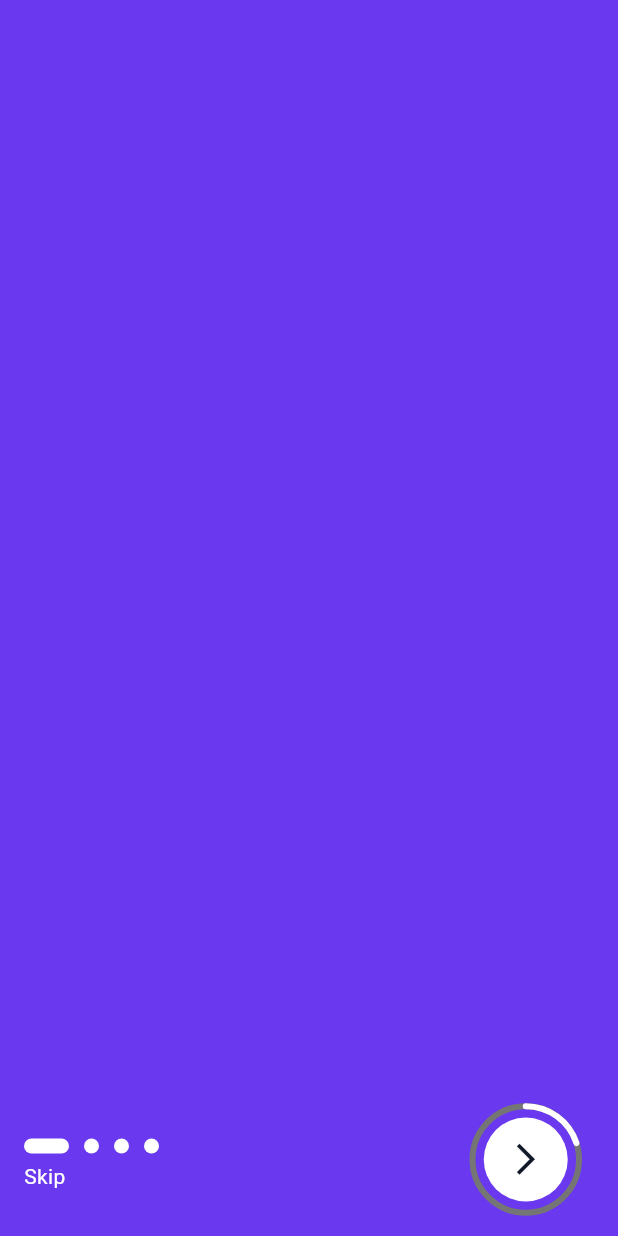
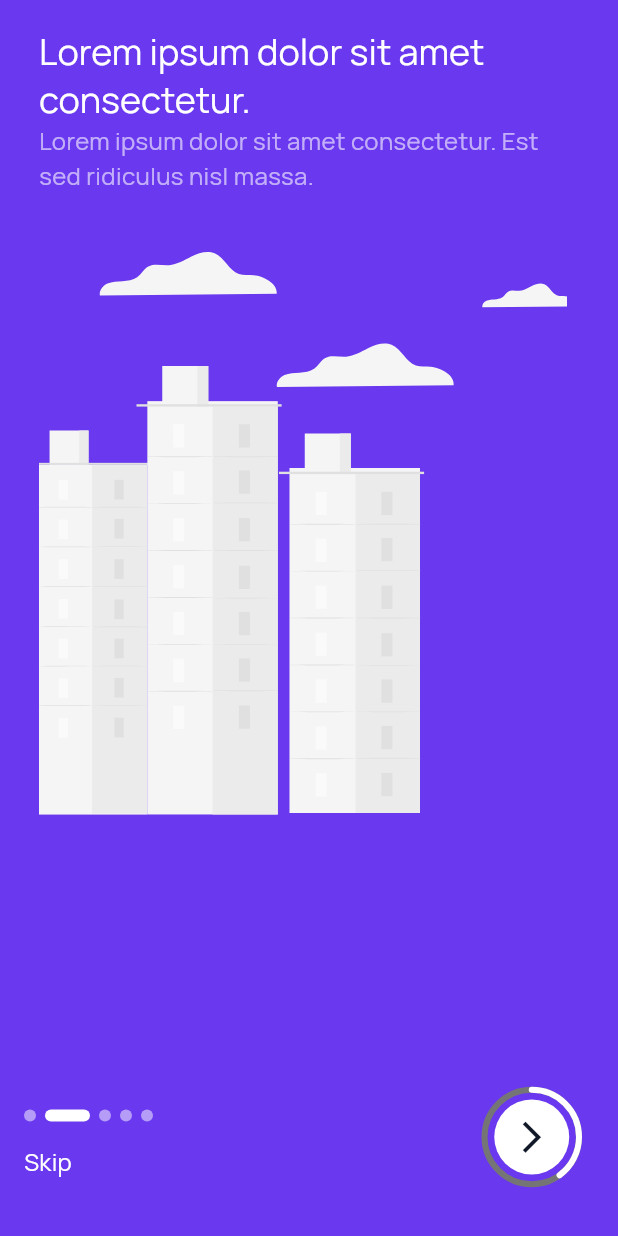
Before and after one commit to Guest-Home/GuestHome-mobile-app, a Flutter app: the screen it shows after launch, after a tap on the "arrow forward ios" icon, on a phone screen of 412 x 824 dp. Run offline on Flutter 3.47's test engine with Material 3 defaults, Android fonts, the phone set to English and light mode, and no system bars; our stand-ins replace bloc, equatable, flutter_bloc, flutter_svg, go_router.

Commit message:
onboarding screen

```diff
--- /dev/null
+++ b/lib/features/onbording/presentation/bloc/on_bording_bloc.dart
@@ -0,0 +1,18 @@
+import 'package:bloc/bloc.dart';
+import 'package:equatable/equatable.dart';
+
+part 'on_bording_event.dart';
+part 'on_bording_state.dart';
+
+class OnBordingBloc extends Bloc<OnBordingEvent, OnBordingState> {
+  OnBordingBloc() : super(OnBordingState()) {
+    on<onbordingChangeEvent>((event, emit){
+      if(state.progress==1.0){
+        emit(state.copyWith(progress: 0.2,index: 0));
+      }else{
+        emit(state.copyWith(index: event.index,progress:state.progress+0.2));
+      }
+    }
+    );
+  }
+}
--- /dev/null
+++ b/lib/features/onbording/presentation/bloc/on_bording_event.dart
@@ -0,0 +1,16 @@
+part of 'on_bording_bloc.dart';
+
+sealed class OnBordingEvent extends Equatable {
+  const OnBordingEvent();
+}
+
+
+class onbordingChangeEvent extends OnBordingEvent{
+  int index;
+  onbordingChangeEvent({required this.index});
+
+
+
+  @override
+  List<Object?> get props =>[];
+}
--- /dev/null
+++ b/lib/features/onbording/presentation/bloc/on_bording_state.dart
@@ -0,0 +1,20 @@
+part of 'on_bording_bloc.dart';
+
+ class OnBordingState extends Equatable {
+  OnBordingState({this.index=0,this.progress=0.2});
+
+  int index;
+  double progress;
+  List<String> language=["English","አማርኛ","Afan Oromo"];
+
+  OnBordingState copyWith({int? index,double? progress}){
+    return OnBordingState(
+        index:index??this.index,
+        progress: progress??this.progress,
+    );
+  }
+
+  @override
+  List<Object> get props => [index,progress];
+
+}
--- a/lib/features/onbording/presentation/cubit/onbording_cubit.dart
+++ /dev/null
@@ -1,8 +0,0 @@
-import 'package:bloc/bloc.dart';
-import 'package:equatable/equatable.dart';
-
-part 'onbording_state.dart';
-
-class OnbordingCubit extends Cubit<OnbordingState> {
-  OnbordingCubit() : super(OnbordingInitial());
-}
--- a/lib/features/onbording/presentation/cubit/onbording_state.dart
+++ /dev/null
@@ -1,10 +0,0 @@
-part of 'onbording_cubit.dart';
-
-abstract class OnbordingState extends Equatable {
-  const OnbordingState();
-
-  @override
-  List<Object> get props => [];
-}
-
-class OnbordingInitial extends OnbordingState {}
--- a/lib/features/onbording/presentation/pages/onbording.dart
+++ b/lib/features/onbording/presentation/pages/onbording.dart
@@ -1,8 +1,10 @@
-
 import 'package:flutter/material.dart';
+import 'package:flutter_svg/svg.dart';
 import 'package:minapp/config/color/color.dart';
-
+import 'package:minapp/features/onbording/presentation/bloc/on_bording_bloc.dart';
+import '../widgets/onbord_screen.dart';
 import '../widgets/progress_painter.dart';
+import 'package:flutter_bloc/flutter_bloc.dart';
 
 class OnBording extends StatefulWidget {
   const OnBording({super.key});
@@ -11,45 +13,133 @@ class OnBording extends StatefulWidget {
   State<OnBording> createState() => _OnBordingState();
 }
 
-class _OnBordingState extends State<OnBording> with SingleTickerProviderStateMixin {
-  double _progress = 0.0;
-
-  void _incrementProgress() {
-    setState(() {
-      _progress += 0.2;
-      if (_progress > 1.0) _progress = 0.0; // Reset progress after completion
-    });
-  }
-
+class _OnBordingState extends State<OnBording>
+    with SingleTickerProviderStateMixin {
   @override
   Widget build(BuildContext context) {
     return Scaffold(
       backgroundColor: ColorConstant.primaryColor,
-      body: Padding(
+      body: BlocProvider(
+        create: (context) => OnBordingBloc(),
+        child: SafeArea(
+            child: Padding(
           padding: const EdgeInsets.only(bottom: 15),
           child: Column(
-          mainAxisAlignment:MainAxisAlignment.start,
+            mainAxisAlignment: MainAxisAlignment.start,
             children: [
-            Expanded(child: PageView()),
-            ListTile(
-              title:Row(children:List.generate(4,(index) => Container(
-                width:index==0?30:10,
-                height: 10,
-                margin: EdgeInsets.only(right: 10),
-                decoration: BoxDecoration(color: Colors.white,borderRadius: BorderRadius.circular(10)),
-              ),),),
-              subtitle: Text("Skip",style: TextStyle(color: Colors.white)),
+              Expanded(
+                child: BlocBuilder<OnBordingBloc, OnBordingState>(
+                  buildWhen: (previous, current) =>
+                      previous.index != current.index,
+                  builder: (context, state) {
+                    return IndexedStack(
+                      index: state.index,
+                      sizing: StackFit.expand,
+                      children: [
+                        SizedBox(
+                          width: MediaQuery.of(context).size.width,
+                          child: Column(
+                            spacing: 40,
+                            mainAxisAlignment: MainAxisAlignment.center,
+                            children: [
+                              Row(
+                                spacing: 10,
+                                mainAxisAlignment: MainAxisAlignment.center,
+                                children: [
+                                  SvgPicture.asset(
+                                    "assets/icons/language.svg",
+                                    semanticsLabel: 'language',
+                                    width: 20,
+                                    height:20,
+                                  ),
+                                  Text(
+                                    "Select Language",
+                                    style: TextStyle(fontSize: 20,color: Colors.white),
+                                  ),
+                                ],
+                              ),
+                              Column(
+                                 spacing: 10,
+                                   children:List.generate(3,(index) =>
+                                        ChoiceChip(label:Text(state.language[index]),
+                                                                            elevation: 0,
+                                                                            backgroundColor: ColorConstant.primaryColor,
+                                                                            side: BorderSide(color: Colors.white),
+                                                                            checkmarkColor: Colors.white,
+                                                                            labelStyle: TextStyle(color: Colors.white),
+                                                                            selectedColor: ColorConstant.primaryColor,
+                                                                            disabledColor: ColorConstant.primaryColor,
+                                                                            labelPadding: const EdgeInsets.symmetric(horizontal:25, vertical: 8.0),
+                                                                            selected:index.isEven? true:false),
+                                       )),
+                            ],
+                          ),
+                        ),
+                        OnbordScreen(
+                          title:"Lorem ipsum dolor sit amet consectetur.",
+                          subtitle: "Lorem ipsum dolor sit amet consectetur. Est sed ridiculus nisl massa.",
+                          image:"assets/icons/onbord-image-1.svg",
+                        ),
+                        OnbordScreen(
+                          title:"Lorem ipsum dolor sit amet consectetur.",
+                          subtitle: "Lorem ipsum dolor sit amet consectetur. Est sed ridiculus nisl massa.",
+                          image:"assets/icons/onbord-image-1.svg",
+                        ),
+                        OnbordScreen(
+                          title:"Lorem ipsum dolor sit amet consectetur.",
+                          subtitle: "Lorem ipsum dolor sit amet consectetur. Est sed ridiculus nisl massa.",
+                          image:"assets/icons/onbord-image-1.svg",
+                        ),
+                        OnbordScreen(
+                          title:"Lorem ipsum dolor sit amet consectetur.",
+                          subtitle: "Lorem ipsum dolor sit amet consectetur. Est sed ridiculus nisl massa.",
+                          image:"assets/icons/onbord-image-2.svg",
+                        ),
+                      ],
+                    );
+                  },
+                ),
+              ),
+              BlocBuilder<OnBordingBloc, OnBordingState>(
+                buildWhen: (previous, current) => previous.index!=current.index,
+                builder: (context, state) {
+                  return ListTile(
+                      title: Row(
+                        children: List.generate(
+                          5,
+                          (index) => AnimatedContainer(
+                            duration: const Duration(seconds: 1),
+                            width: index == state.index ?30 : 8,
+                            height: 8,
+                            margin: EdgeInsets.only(right:6),
+                            decoration: BoxDecoration(
+                                color: index == state.index
+                                    ? Colors.white
+                                    : Colors.white.withValues(alpha: 0.5),
+                                borderRadius: BorderRadius.circular(10)),
+                          ),
+                        ),
+                      ),
+                      subtitle: Padding(
+                        padding: const EdgeInsets.only(right: 20,top: 15),
+                        child: Text("Skip",
+                            style: TextStyle(color: Colors.white, fontSize: 16)),
+                      ),
                       trailing: GestureDetector(
-                onTap: _incrementProgress,
+                        onTap: () {
+                          context.read<OnBordingBloc>().add(
+                              onbordingChangeEvent(index: state.index + 1));
+                          //  pageController.jumpToPage(state.index);
+                        },
                         child: CustomPaint(
-                  painter: ProgressPainter(progress: _progress),
+                          painter: ProgressPainter(progress: state.progress),
                           child: Container(
-                    width: 75,
-                    height: 75,
+                            width: 67,
+                            height: 67,
                             alignment: Alignment.center,
-                    child:CircleAvatar(
+                            child: CircleAvatar(
                               backgroundColor: Colors.white,
-                      radius: 30,
+                              radius: 25,
                               child: Icon(
                                 Icons.arrow_forward_ios_outlined,
                                 size: 25,
@@ -58,11 +148,15 @@ class _OnBordingState extends State<OnBording> with SingleTickerProviderStateMix
                             ),
                           ),
                         ),
-              )
-
+                      ));
+                },
+              ),
+              SizedBox(
+                height: 15,
               )
             ],
           ),
+        )),
       ),
     );
   }
--- /dev/null
+++ b/lib/features/onbording/presentation/widgets/onbord_screen.dart
@@ -0,0 +1,50 @@
+
+import 'package:flutter/material.dart';
+import 'package:flutter_svg/svg.dart';
+
+class OnbordScreen extends StatelessWidget {
+  const OnbordScreen({
+    super.key,
+    required this.title,
+    required this.subtitle,
+    required this.image
+  });
+
+  final String title;
+  final String subtitle;
+  final String image;
+
+  @override
+  Widget build(BuildContext context) {
+    return Container(
+        width: MediaQuery.of(context).size.width,
+        padding:EdgeInsets.all(10),
+        child:ListTile(
+            title: Text(
+              title,
+              style: TextTheme.of(context).headlineSmall?.copyWith(
+                  color: Colors.white
+              )
+              //TextStyle(fontSize: 25,color: Colors.white),
+            ),
+            subtitle: Column(
+              spacing: 10,
+              children: [
+                Text(
+                  subtitle,
+                  style: TextStyle(fontSize: 16,color: Colors.white.withValues(alpha: 0.6)),
+                ),
+                Padding(
+                  padding: const EdgeInsets.only(top:30),
+                  child: SvgPicture.asset(image,
+                    semanticsLabel: 'language',
+                    fit: BoxFit.cover,
+                  ),
+                ),
+              ],
+            )
+        )
+
+    );
+  }
+}
--- a/lib/main.dart
+++ b/lib/main.dart
@@ -16,6 +16,7 @@ class MyApp extends StatelessWidget {
       routerConfig: router,
       title: 'Min App',
       theme: ThemeData(
+        fontFamily: 'Manrope',
         colorScheme: ColorScheme.fromSeed(seedColor: ColorConstant.primaryColor),
         useMaterial3: true,
       ),
```
Also changed, not shown: pubspec.yaml (+8 -13 lines), assets/font/Manrope-Bold.ttf (added), assets/font/Manrope-Regular.ttf (added), assets/icons/language.svg (added), assets/icons/onbord-image-1.svg (added), assets/icons/onbord-image-2.svg (added), pubspec.lock. Lines whose indentation alone changed are shown as unchanged.
